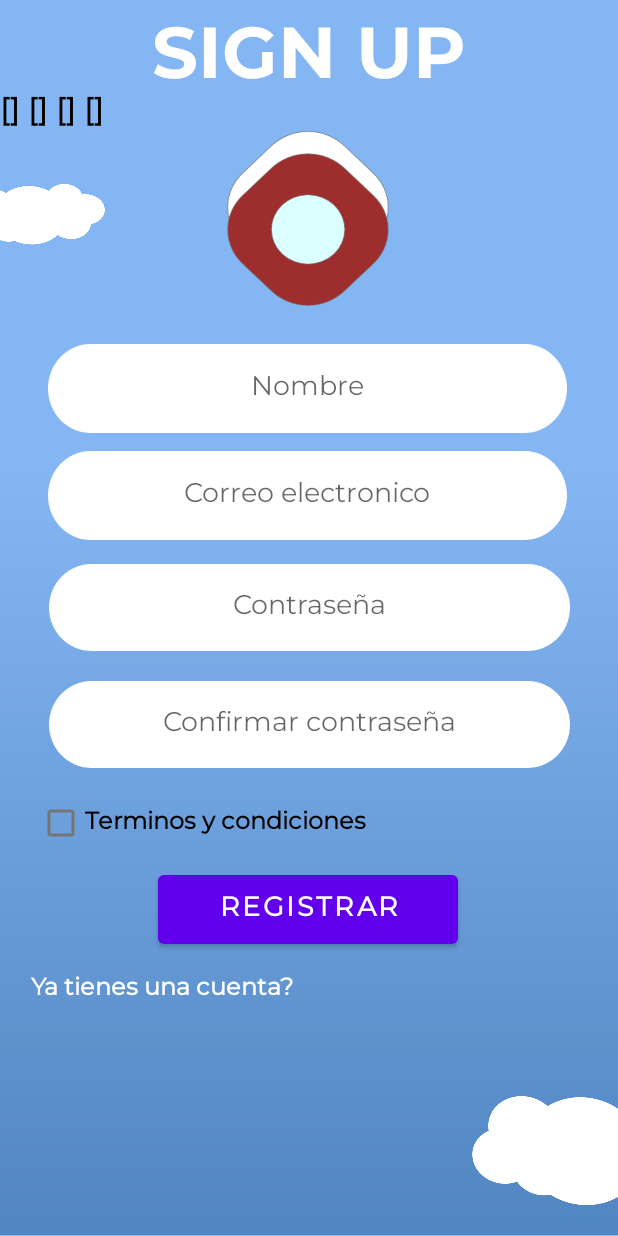
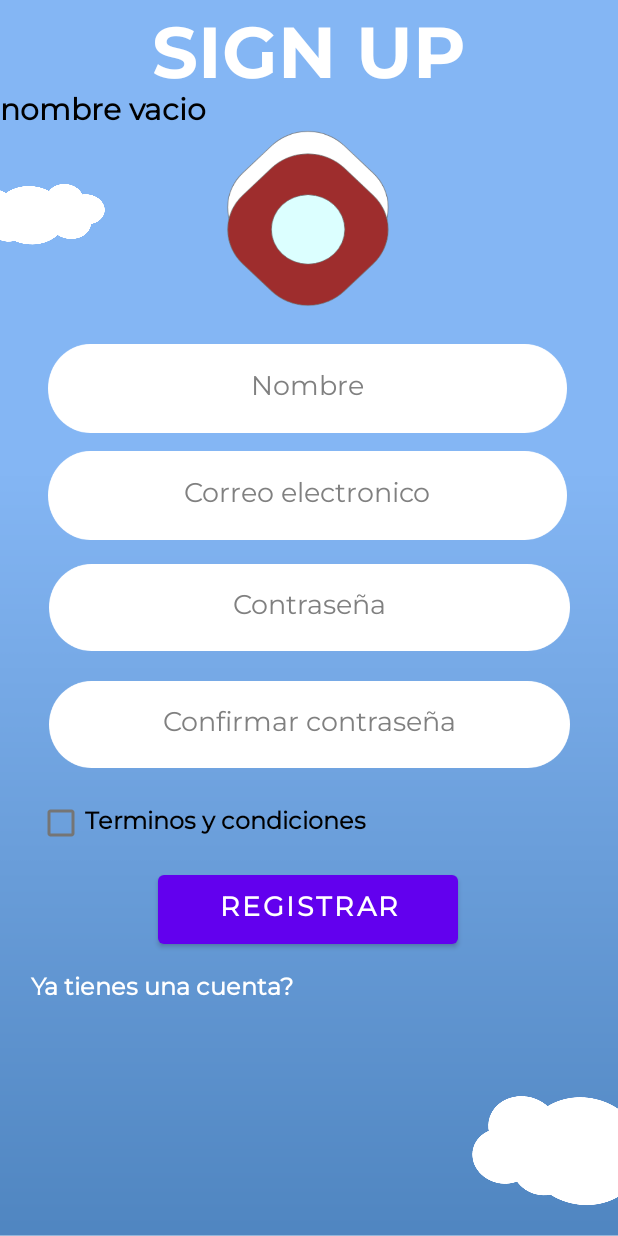
Before and after one commit to Osvaldo2911/CRUD_TBD, an Android app: the Activity_Registro screen opened directly, with no data from a screen before it, after a tap on "REGISTRAR", on a phone screen of 412 x 824 dp. Run offline under Robolectric (Android 15) with nearby library versions, the phone set to English and light mode, and no system bars; our stand-ins replace Room's generated code.

Commit message:
Se corrijio los dao de usuario y funciones de las vista de registro

```diff
--- a/app/src/main/java/DAO/usuarioDAO.java
+++ b/app/src/main/java/DAO/usuarioDAO.java
@@ -3,22 +3,30 @@ package DAO;
 import androidx.room.Dao;
 import androidx.room.Insert;
 import androidx.room.Query;
+
+import java.util.List;
+
 import Modelo.UsuarioT;
 
 @Dao
 public interface usuarioDAO {
 
-    @Query("SELECT * FROM UsuarioT WHERE userName=:nomUser AND contraseña=:contraseña")
-    public UsuarioT buscarUsuario(String nomUser, String contraseña);
+    @Query("SELECT * FROM UsuarioT WHERE userName=:email")
+    public List<UsuarioT> usuarioDisponible(String email);
+
+
+
+    //@Query("SELECT * FROM UsuarioT WHERE userName=:nomUser AND contraseña=:contraseña")
+   // public UsuarioT buscarUsuario(String nomUser, String contraseña);
 
     //Altas
-    @Insert
-    public void insertarUsuario(UsuarioT usuarioT);
+    //@Insert
+    //public void insertarUsuario(UsuarioT usuarioT);
 
-    @Query("delete from UsuarioT where userName=:user")
-    public void eliminarUsuario(String user);
+   // @Query("delete from UsuarioT where userName=:user")
+    //public void eliminarUsuario(String user);
 
-    @Query("update UsuarioT set nombre=:nombreN,userName=:nomUser,contraseña=:con where userName=:nomUser")
-    public void modificarUsuario(String nombreN, String nomUser, String con);
+   // @Query("update UsuarioT set nombre=:nombreN,userName=:nomUser,contraseña=:con where userName=:nomUser")
+   // public void modificarUsuario(String nombreN, String nomUser, String con);
 
 }
--- a/app/src/main/java/com/example/crud_tbd/Activity_Registro.java
+++ b/app/src/main/java/com/example/crud_tbd/Activity_Registro.java
@@ -13,6 +13,8 @@ import android.widget.CheckBox;
 import android.widget.EditText;
 import android.widget.TextView;
 import android.widget.Toast;
+
+import java.util.List;
 
 import ConexionBD.Conexion;
 import Modelo.UsuarioT;
@@ -42,73 +44,62 @@ public class Activity_Registro extends AppCompatActivity implements View.OnTouch
         terminos = findViewById(R.id.terminosCondiciones);
 
         resultados = findViewById(R.id.lbl_resultados);
-//-------
+
+
+    }
+
+    public void registroBtn(View v){
         conexion = Conexion.gettAppDatabase(getBaseContext());
         nom = nombre.getText().toString();
         email = user.getText().toString();
         cn = contra.getText().toString().trim();
         cnc = confirmar.getText().toString().trim();
 
+        resultados.setText("nom: "+nom);
+
+        if (!nom.equals("")){
+            if (!email.equals("")){
+                if (!cn.equals("")){
+                    if (!cnc.equals("")){
+                        if (terminos.isChecked()){
+                            //--------------------------------------------------
+                            resultados.setText("Cumples todos los requisitos");
+
+                            List<UsuarioT> busqueda = conexion.usuarioDAO().usuarioDisponible(email);
+
+                            resultados.setText(busqueda.toString()+"<--tabla");
+
+                            if (busqueda == null){
+                                resultados.setText("Usuario disponible");
+                            }
+
+                            //--------------------------------------------------
+                        }else{
+                            resultados.setText("terminos no aceptados");
+                        }
+                    }else{
+                        resultados.setText("contraseña confirmar vacio");
+                    }
+                }else{
+                    resultados.setText("contraseña vacio");
+                }
+            } else{
+                resultados.setText("email vacio");
+            }
+        }else{
+            resultados.setText("nombre vacio");
+        }
 
 
 
-        //------------final
-
-    }
-
-    public void registroBtn(View v){
-
-        resultados.setText("["+nom+"] ["+email+"] ["+cn+"] ["+cnc+"]");
-
-        //----------Inicio
-
+       /*
         new Thread(new Runnable() {
             @Override
             public void run() {
 
-
-
-                /*
-                boolean datosValidos =false;
-
-                if(!nom.equals("")&& !(email.equals("")) &&!cn.equals("")&&!cnc.equals("")){
-                    if(cn.equals(cnc) && terminos.isChecked()==true){
-                        if (isEmailValid(email)){
-                            datosValidos = true;
-                        }
-                    }
-                }
-                if (datosValidos = true){
-                    //conexion.usuarioDAO().insertarUsuario(new UsuarioT("osvaldo","OS@gmail.com","12345"));
-                    runOnUiThread(new Runnable() {
-                        @Override
-                        public void run() {
-                            Toast.makeText(getApplicationContext(),
-                                    "Registro con exito",
-                                    Toast.LENGTH_LONG)
-                                    .show();
-                        }
-                    });
-                }else{
-                    runOnUiThread(new Runnable() {
-                        @Override
-                        public void run() {
-                            Toast.makeText(getApplicationContext(),
-                                    "Registro con fallido",
-                                    Toast.LENGTH_LONG)
-                                    .show();
-                        }
-                    });
-                }
-
-
-
-                 */
-
-
             }
-        });
-
+        }).start();
+        */
     }
     boolean isEmailValid(CharSequence email) {
         return android.util.Patterns.EMAIL_ADDRESS.matcher(email).matches();
@@ -121,39 +112,6 @@ public class Activity_Registro extends AppCompatActivity implements View.OnTouch
         }
         return false;
     }
-    /*
-    registro.setOnClickListener(new View.OnClickListener() {
-        @Override
-        public void onClick(View v) {
-        }
-        });
-
-
-            if(nom.isEmpty() && us.isEmpty() && cn.isEmpty() && cnc.isEmpty() && cn.equals(cnc) && terminos.isChecked() ){
-
-                conexion.usuarioDAO().insertarUsuario(new UsuarioT(nom,us,cn));
-
-                UsuarioT a;
-                a = conexion.usuarioDAO().buscarUsuario(us,cn);
-                Log.d("Prueba", "res = "+a.getUserName()+""+a.getContraseña()+""+a.getNombre());
-
-                runOnUiThread(new Runnable() {
-                    @Override
-                    public void run() {
-                        Toast.makeText(getApplicationContext(),
-                                "Registro con exito",
-                                Toast.LENGTH_LONG)
-                                .show();
-                    }
-                });
-
-
-            }
-
-        }
-    });
-
-     */
 
 
 
--- a/app/src/main/res/layout/activity_login.xml
+++ b/app/src/main/res/layout/activity_login.xml
@@ -97,7 +97,7 @@
         android:layout_height="58dp"
         android:layout_marginTop="84dp"
         android:fontFamily="@font/montserrat"
-        android:onClick="@string/title_activity_inicio"
+        android:onClick="inicio"
         android:text="@string/btn_IniciarSesion"
         android:textAlignment="center"
         android:textColorHighlight="#3F51B5"
--- a/app/src/main/res/layout/activity_registro.xml
+++ b/app/src/main/res/layout/activity_registro.xml
@@ -50,13 +50,14 @@
         android:layout_height="58dp"
         android:layout_marginTop="20dp"
         android:background="@drawable/etfondo"
+        android:digits="abcdefghijklmnopqrstuvwxyz !#$%'()*+,-./:;=?@[\]^_`{|}~ABCDEFGHIJKLMNOPQRSTUVWXYZ1234567890"
         android:ems="10"
         android:fontFamily="@font/montserrat"
         android:hint="Confirmar contraseña"
-        android:digits="abcdefghijklmnopqrstuvwxyz !#$%'()*+,-./:;=?@[\]^_`{|}~ABCDEFGHIJKLMNOPQRSTUVWXYZ1234567890"
         android:inputType="textPassword"
         android:singleLine="true"
         android:textAlignment="center"
+        android:textColorHint="@android:color/tertiary_text_light"
         app:layout_constraintEnd_toEndOf="parent"
         app:layout_constraintStart_toStartOf="parent"
         app:layout_constraintTop_toBottomOf="@+id/et_ps_contraRegistrar" />
@@ -77,7 +78,6 @@
 
     <EditText
         android:id="@+id/et_ps_contraRegistrar"
-        style="@android:style/Widget.AutoCompleteTextView"
         android:layout_width="347dp"
         android:layout_height="58dp"
         android:layout_marginTop="16dp"
@@ -89,6 +89,7 @@
         android:inputType="textPassword"
         android:singleLine="true"
         android:textAlignment="center"
+        android:textColorHint="@android:color/tertiary_text_light"
         app:layout_constraintEnd_toEndOf="parent"
         app:layout_constraintStart_toStartOf="parent"
         app:layout_constraintTop_toBottomOf="@+id/et_UserRegistro" />
@@ -103,10 +104,10 @@
         android:ems="10"
         android:fontFamily="@font/montserrat"
         android:hint="Nombre"
-        android:hintTextColor="#039BE5"
         android:inputType="textPersonName"
         android:textAlignment="center"
         android:textAllCaps="false"
+        android:textColorHint="@android:color/tertiary_text_light"
         app:layout_constraintEnd_toEndOf="parent"
         app:layout_constraintHorizontal_bias="0.489"
         app:layout_constraintStart_toStartOf="parent"
@@ -136,13 +137,14 @@
         android:layout_height="59dp"
         android:layout_marginTop="12dp"
         android:background="@drawable/etfondo"
+        android:digits="abcdefghijklmnopqrstuvwxyz @.-_ABCDEFGHIJKLMNOPQRSTUVWXYZ1234567890"
         android:ems="5"
         android:fontFamily="@font/montserrat"
         android:hint="@string/hint_Email"
-        android:digits="abcdefghijklmnopqrstuvwxyz @.-_ABCDEFGHIJKLMNOPQRSTUVWXYZ1234567890"
         android:inputType="textEmailAddress"
         android:textAlignment="center"
         android:textAllCaps="false"
+        android:textColorHint="@android:color/tertiary_text_light"
         app:layout_constraintEnd_toEndOf="parent"
         app:layout_constraintHorizontal_bias="0.489"
         app:layout_constraintStart_toStartOf="parent"
```
Also changed, not shown: app/src/main/java/com/example/crud_tbd/Activity_login.java (+7 -21 lines).
